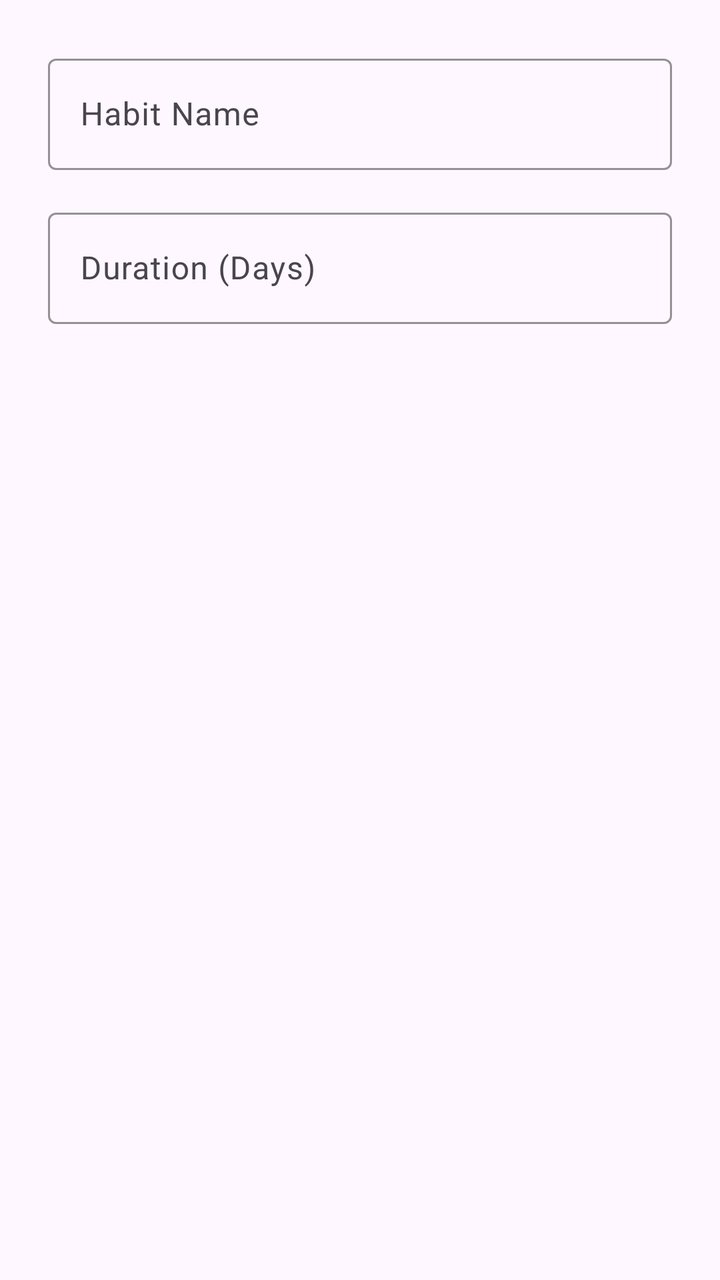
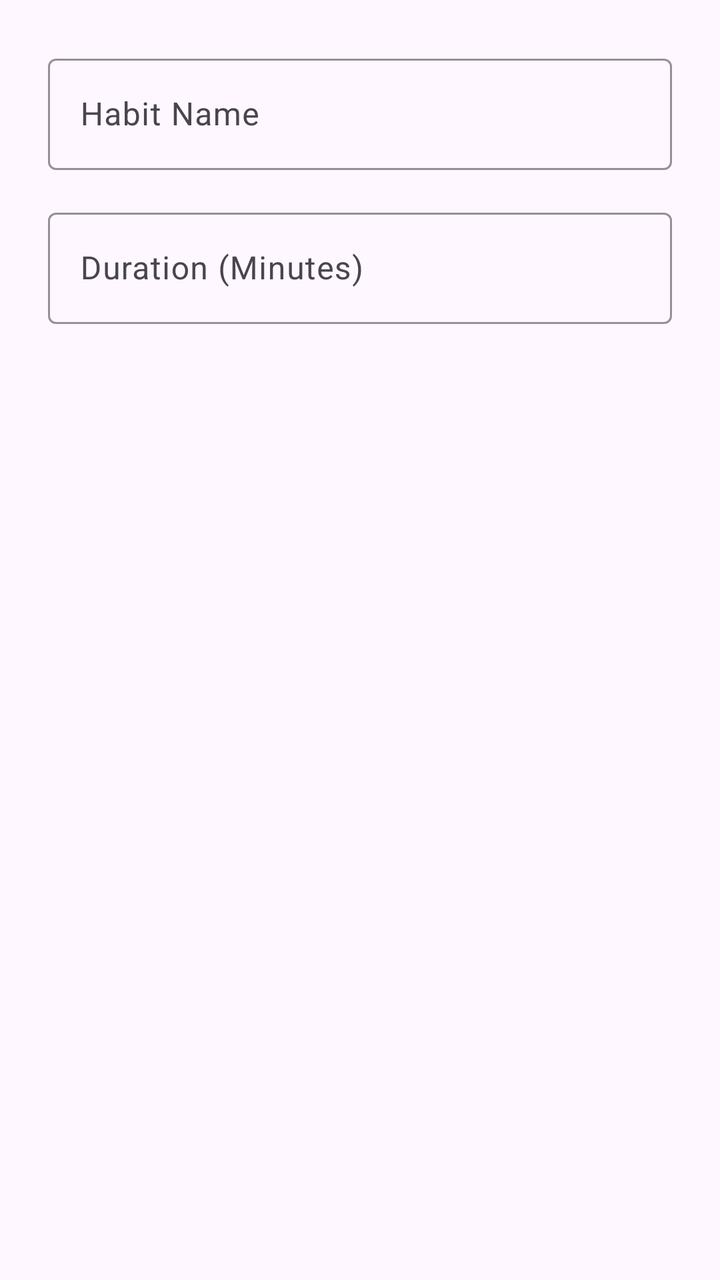

Compare the two renders of this Android layout. The source of the first and the diff that turns it into the second are given below.
<!-- AndroidManifest.xml: application theme Theme.HabitFLOWS -->
<!-- res/layout/dialog_edit_habit.xml -->
<?xml version="1.0" encoding="utf-8"?>
<LinearLayout xmlns:android="http://schemas.android.com/apk/res/android"
    xmlns:app="http://schemas.android.com/apk/res-auto"
    android:layout_width="match_parent"
    android:layout_height="wrap_content"
    android:orientation="vertical"
    android:padding="24dp">

    <com.google.android.material.textfield.TextInputLayout
        style="@style/Widget.Material3.TextInputLayout.OutlinedBox"
        android:layout_width="match_parent"
        android:layout_height="wrap_content"
        android:hint="Habit Name"
        app:boxStrokeColor="@color/purple_200"
        app:hintTextColor="@color/purple_200">

        <com.google.android.material.textfield.TextInputEditText
            android:id="@+id/etEditHabitName"
            android:layout_width="match_parent"
            android:layout_height="wrap_content"
            android:textColor="@color/black" />
    </com.google.android.material.textfield.TextInputLayout>

    <com.google.android.material.textfield.TextInputLayout
        style="@style/Widget.Material3.TextInputLayout.OutlinedBox"
        android:layout_width="match_parent"
        android:layout_height="wrap_content"
        android:layout_marginTop="16dp"
        android:hint="Duration (Days)"
        app:boxStrokeColor="@color/purple_200"
        app:hintTextColor="@color/purple_200">

        <com.google.android.material.textfield.TextInputEditText
            android:id="@+id/etEditDuration"
            android:layout_width="match_parent"
            android:layout_height="wrap_content"
            android:inputType="number"
            android:textColor="@color/black" />
    </com.google.android.material.textfield.TextInputLayout>

</LinearLayout>
<!-- resources referenced by this layout -->
<resources>
  <color name="black">#FF000000</color>
  <color name="purple_200">#FFBB86FC</color>
  <style name="Theme.HabitFLOWS" parent="Base.Theme.HabitFLOWS" />
  <style name="Base.Theme.HabitFLOWS" parent="Theme.Material3.DayNight.NoActionBar">
          
          
      </style>
</resources>

<!-- the commit's change to res/layout/dialog_edit_habit.xml (unified diff, before → after) -->
@@ -26,7 +26,7 @@
         android:layout_width="match_parent"
         android:layout_height="wrap_content"
         android:layout_marginTop="16dp"
-        android:hint="Duration (Days)"
+        android:hint="Duration (Minutes)"
         app:boxStrokeColor="@color/purple_200"
         app:hintTextColor="@color/purple_200">
 
